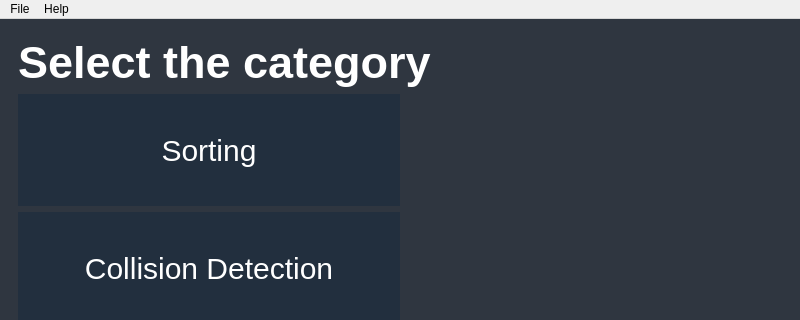
yousifj129/Various-Visualizations, file mainwindow.ui: the form before one commit; both pictures show x 0 to 800 and y 0 to 320 of the 800 by 600 pixel window.
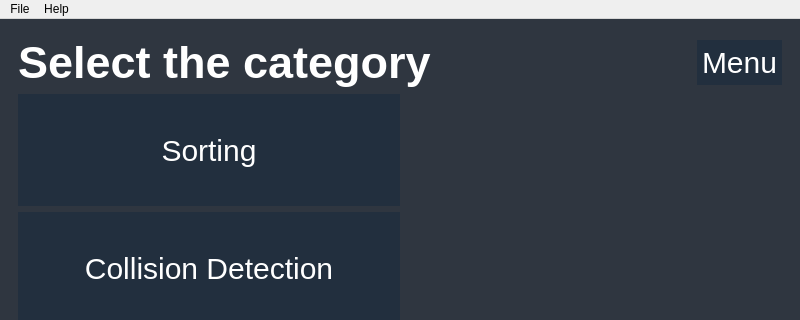
The form after the commit.

Commit message: Added return to menu button

```diff
--- a/mainwindow.ui
+++ b/mainwindow.ui
@@ -243,6 +243,8 @@
         <item>
          <layout class="QVBoxLayout" name="verticalLayout_4">
           <item>
+           <layout class="QHBoxLayout" name="horizontalLayout_9">
+            <item>
            <widget class="QLabel" name="label_2">
             <property name="styleSheet">
              <string notr="true">QLabel{
@@ -257,6 +259,28 @@
            </widget>
           </item>
           <item>
+             <spacer name="horizontalSpacer_8">
+              <property name="orientation">
+               <enum>Qt::Horizontal</enum>
+              </property>
+              <property name="sizeHint" stdset="0">
+               <size>
+                <width>40</width>
+                <height>20</height>
+               </size>
+              </property>
+             </spacer>
+            </item>
+            <item>
+             <widget class="QPushButton" name="pushButton_5">
+              <property name="text">
+               <string>Menu</string>
+              </property>
+             </widget>
+            </item>
+           </layout>
+          </item>
+          <item>
            <layout class="QHBoxLayout" name="horizontalLayout">
             <item>
              <widget class="QPushButton" name="pushButton">
```
Left out of the diff: 2 changed lines with no effect on the pictures. Lines whose indentation alone changed are shown as unchanged.
